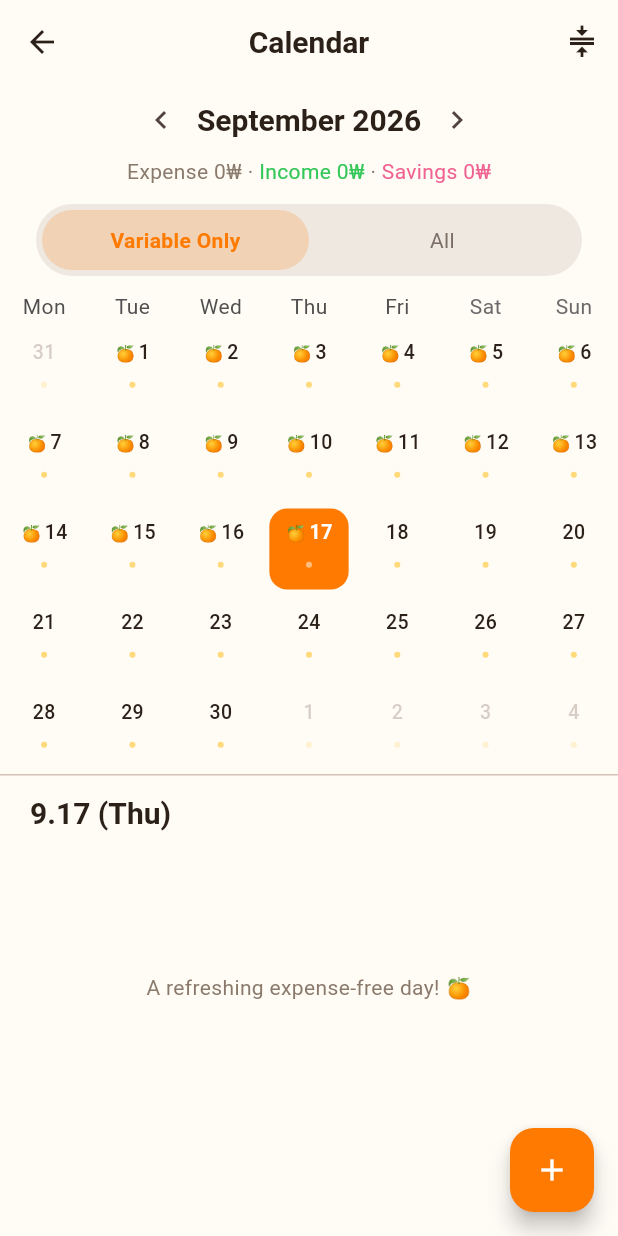
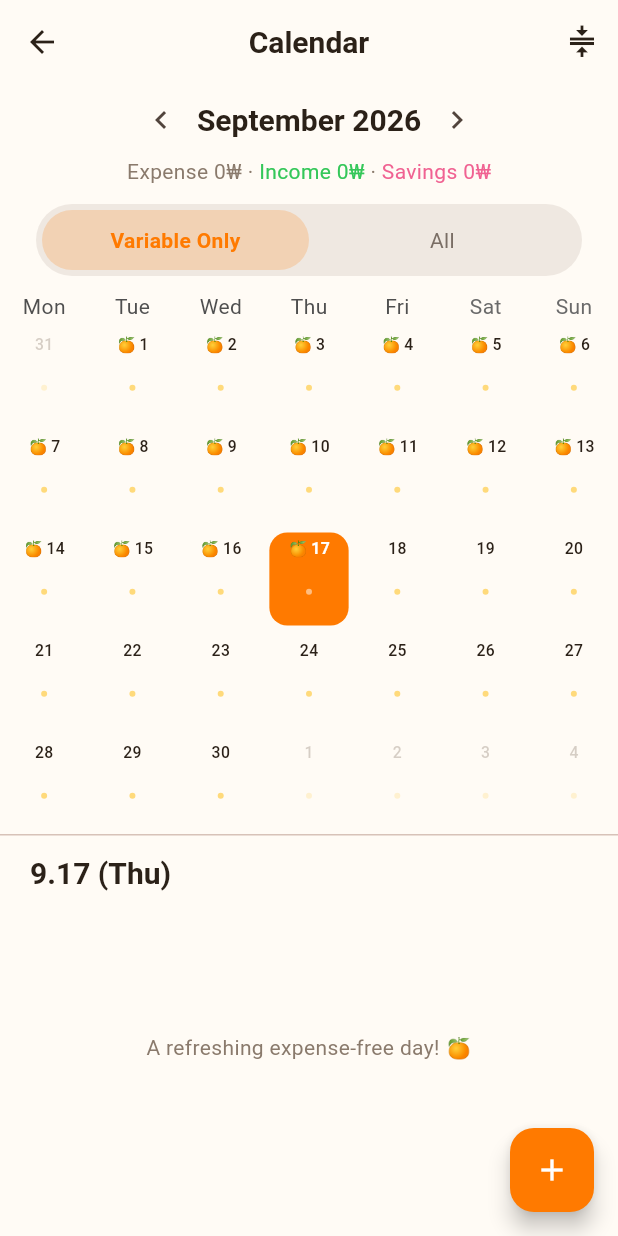
Before and after one commit to duck-ach/juice, a Flutter app: the CalendarScreen screen opened directly, on a phone screen of 412 x 824 dp. Run offline on Flutter 3.47's test engine with Material 3 defaults, Android fonts, the phone set to English and light mode, and no system bars; drawn by our look-alikes of table_calendar; our stand-ins replace csv, file_picker, fl_chart, flutter_local_notifications, flutter_riverpod, flutter_secure_storage and 8 more; missing offline and left inert: home_widget; accounts and stored records are empty; Roboto replaces fonts that are missing (Pretendard).

Commit message:
fix: 버그수정

```diff
--- a/lib/features/assets/widgets/net_flow_bar_chart.dart
+++ b/lib/features/assets/widgets/net_flow_bar_chart.dart
@@ -48,8 +48,9 @@ class NetFlowBarChart extends ConsumerWidget {
                 showTitles: true,
                 getTitlesWidget: (value, meta) {
                   final index = value.toInt();
-                  if (index < 0 || index >= trend.length)
+                  if (index < 0 || index >= trend.length) {
                     return const SizedBox.shrink();
+                  }
                   return Padding(
                     padding: const EdgeInsets.only(top: 6),
                     child: Text(pointLabel(trend[index]), style: labelStyle),
--- a/lib/features/calendar/calendar_screen.dart
+++ b/lib/features/calendar/calendar_screen.dart
@@ -48,7 +48,6 @@ class CalendarScreen extends ConsumerWidget {
     final currency = ref.watch(currencyProvider).currency;
     final amountDisplayMode = ref.watch(calendarAmountDisplayModeProvider);
     final calendarFormat = ref.watch(calendarFormatProvider);
-    final amountsCollapsed = calendarFormat == CalendarFormat.week;
 
     void goToMonth(DateTime month) {
       final normalized = DateTime(month.year, month.month, 1);
@@ -144,7 +143,7 @@ class CalendarScreen extends ConsumerWidget {
                 ? StartingDayOfWeek.sunday
                 : StartingDayOfWeek.monday,
             headerVisible: false,
-            rowHeight: _DayCell.rowHeightFor(amountsCollapsed),
+            rowHeight: _DayCell.rowHeight,
             // 가로 스와이프(월/주 이동)에 더해, 세로 스와이프로도 월간⇄주간 뷰를 직접
             // 접었다 펼 수 있게 한다(아래 상세 내역 영역의 드래그와 동일한 동작).
             availableGestures: AvailableGestures.all,
@@ -177,7 +176,6 @@ class CalendarScreen extends ConsumerWidget {
                 savingsTotal: dailySavingsTotals[dateOnly(day)],
                 currencyCode: currency.code,
                 displayMode: amountDisplayMode,
-                amountsCollapsed: amountsCollapsed,
                 isInstallmentOnly: installmentOnlyDays.contains(dateOnly(day)),
                 isNoSpendDay: noSpendDays.contains(dateOnly(day)),
                 fruitEmoji: fruitEmoji,
@@ -189,7 +187,6 @@ class CalendarScreen extends ConsumerWidget {
                 savingsTotal: dailySavingsTotals[dateOnly(day)],
                 currencyCode: currency.code,
                 displayMode: amountDisplayMode,
-                amountsCollapsed: amountsCollapsed,
                 isInstallmentOnly: installmentOnlyDays.contains(dateOnly(day)),
                 isNoSpendDay: noSpendDays.contains(dateOnly(day)),
                 fruitEmoji: fruitEmoji,
@@ -202,7 +199,6 @@ class CalendarScreen extends ConsumerWidget {
                 savingsTotal: dailySavingsTotals[dateOnly(day)],
                 currencyCode: currency.code,
                 displayMode: amountDisplayMode,
-                amountsCollapsed: amountsCollapsed,
                 isInstallmentOnly: installmentOnlyDays.contains(dateOnly(day)),
                 isNoSpendDay: noSpendDays.contains(dateOnly(day)),
                 fruitEmoji: fruitEmoji,
@@ -216,7 +212,6 @@ class CalendarScreen extends ConsumerWidget {
                 savingsTotal: dailySavingsTotals[dateOnly(day)],
                 currencyCode: currency.code,
                 displayMode: amountDisplayMode,
-                amountsCollapsed: amountsCollapsed,
                 isInstallmentOnly: installmentOnlyDays.contains(dateOnly(day)),
                 isNoSpendDay: noSpendDays.contains(dateOnly(day)),
                 fruitEmoji: fruitEmoji,
@@ -302,7 +297,6 @@ class _DayCell extends StatelessWidget {
     this.savingsTotal,
     required this.currencyCode,
     required this.displayMode,
-    this.amountsCollapsed = false,
     this.isInstallmentOnly = false,
     this.isNoSpendDay = false,
     this.fruitEmoji = '🍊',
@@ -321,9 +315,6 @@ class _DayCell extends StatelessWidget {
 
   /// 금액 표시 방식(축약형/확장형).
   final CalendarAmountDisplayMode displayMode;
-
-  /// true면 주간(축소) 뷰 — 금액 텍스트를 숨기고 날짜 숫자/무지출 스탬프만 남긴다.
-  final bool amountsCollapsed;
   final bool isInstallmentOnly;
 
   /// 순수 변동 지출이 0원인 '무지출 성공' 날인지. true면 날짜 숫자 옆에 [fruitEmoji]를 찍는다.
@@ -335,18 +326,24 @@ class _DayCell extends StatelessWidget {
   final bool isToday;
   final bool isOutside;
 
-  /// 지출/수입 유무와 무관하게 모든 셀이 동일한 크기를 갖도록 고정하는 값.
-  /// TableCalendar의 rowHeight = cellHeight + cellMargin*2로 맞춰준다.
-  static const double cellHeight = 54;
+  /// 지출/수입 유무와 무관하게, 그리고 월간/주간(접힘) 뷰와 무관하게 모든 셀이 항상
+  /// 동일한 크기·폰트를 갖도록 고정하는 값들. 주간 뷰는 TableCalendar가 다른 주(row)를
+  /// 숨기는 것뿐, 남은 한 줄의 셀 내용 자체는 월간 뷰와 완전히 동일하게 렌더링한다.
+  static const double cellHeight = 62;
+  static const double cellMargin = 3;
 
-  /// 주간(축소) 뷰에서 쓰는 낮은 셀 높이 — 금액 텍스트가 없으므로 훨씬 얕아도 된다.
-  static const double collapsedCellHeight = 30;
-  static const double cellMargin = 3;
-  static const double _amountRowHeight = 20;
+  /// 수입/지출/저축 각 줄이 차지하는 고정 슬롯 높이. 몇 줄이 실제로 채워지든 이 값은
+  /// 변하지 않아 폰트가 임의로 축소되지 않는다(FittedBox scaleDown 금지).
+  static const double _amountLineHeight = 13;
+  static const double _amountAreaHeight = _amountLineHeight * 3;
+  static const _amountTextStyleBase = TextStyle(
+      fontSize: 8.5,
+      height: 1.1,
+      letterSpacing: -0.4,
+      fontWeight: FontWeight.w700);
 
   /// [TableCalendar.rowHeight]에 그대로 대입할 셀 높이(마진 포함).
-  static double rowHeightFor(bool collapsed) =>
-      (collapsed ? collapsedCellHeight : cellHeight) + cellMargin * 2;
+  static const double rowHeight = cellHeight + cellMargin * 2;
 
   @override
   Widget build(BuildContext context) {
@@ -361,12 +358,29 @@ class _DayCell extends StatelessWidget {
     final hasSavings = savingsTotal != null && savingsTotal! > 0;
     final expenseColor = isSelected
         ? Colors.white
-        : AppColors.warningCherry.withValues(alpha: isInstallmentOnly ? 0.45 : 1);
+        : AppColors.warningCherry
+            .withValues(alpha: isInstallmentOnly ? 0.45 : 1);
     final incomeColor = isSelected ? Colors.white : AppColors.safeGreen;
     final savingsColor = isSelected ? Colors.white : AppColors.softPink;
 
+    // 컴팩트 축약(+335만 등)이 기본이라 평소엔 꽉 차지 않지만, 확장형(콤마 풀 표기)처럼
+    // 슬롯 폭을 넘는 긴 숫자가 들어와도 말줄임 대신 그 줄만 살짝 축소해 한 줄에 담는다.
+    Widget amountSlot(bool has, String text, Color color) => SizedBox(
+          height: _amountLineHeight,
+          child: has
+              ? FittedBox(
+                  fit: BoxFit.scaleDown,
+                  alignment: Alignment.center,
+                  child: Text(text,
+                      maxLines: 1,
+                      style: _amountTextStyleBase.copyWith(color: color)),
+                )
+              : null,
+        );
+
     return Container(
-      height: amountsCollapsed ? collapsedCellHeight : cellHeight,
+      height: cellHeight,
+      width: double.infinity,
       margin: const EdgeInsets.all(cellMargin),
       decoration: BoxDecoration(
         color: isSelected
@@ -385,7 +399,7 @@ class _DayCell extends StatelessWidget {
             crossAxisAlignment: CrossAxisAlignment.center,
             children: [
               if (isNoSpendDay) ...[
-                Text(fruitEmoji, style: const TextStyle(fontSize: 11)),
+                Text(fruitEmoji, style: const TextStyle(fontSize: 10.5)),
                 const SizedBox(width: 2),
               ],
               Text(
@@ -393,80 +407,51 @@ class _DayCell extends StatelessWidget {
                 style: TextStyle(
                     color: numberColor,
                     fontWeight: isToday ? FontWeight.w700 : FontWeight.w500,
-                    fontSize: 13),
+                    fontSize: 10.5),
               ),
             ],
           ),
-          if (!amountsCollapsed) ...[
           const SizedBox(height: 2),
-            // 금액 유무와 무관하게 항상 같은 높이를 차지하는 플레이스홀더 영역.
           SizedBox(
-              height: _amountRowHeight,
-              child: Center(
+            height: _amountAreaHeight,
             child: !hasIncome && !hasExpense && !hasSavings
-                    ? Container(
+                ? Center(
+                    child: Container(
                       width: 4,
                       height: 4,
                       decoration: BoxDecoration(
                         shape: BoxShape.circle,
-                          color: (isSelected
-                                  ? Colors.white
-                                  : AppColors.citrusYellow)
+                        color:
+                            (isSelected ? Colors.white : AppColors.citrusYellow)
                                 .withValues(alpha: isOutside ? 0.15 : 0.5),
+                      ),
                     ),
                   )
                 : Padding(
-                        padding: const EdgeInsets.symmetric(horizontal: 2),
-                        child: FittedBox(
-                          fit: BoxFit.scaleDown,
+                    padding: const EdgeInsets.symmetric(horizontal: 1),
                     child: Column(
-                            mainAxisSize: MainAxisSize.min,
+                      mainAxisAlignment: MainAxisAlignment.center,
                       crossAxisAlignment: CrossAxisAlignment.center,
                       children: [
-                              if (hasIncome)
-                                Text(
-                                  '+ ${formatCalendarAmount(incomeTotal!, currencyCode, displayMode)}',
-                                  maxLines: 1,
-                                  overflow: TextOverflow.ellipsis,
-                                  style: TextStyle(
-                                      color: incomeColor,
-                                      fontSize: 9.5,
-                                      height: 1.1,
-                                      letterSpacing: -0.3,
-                                      fontWeight: FontWeight.w700),
-                                ),
-                              if (hasExpense)
-                                Text(
-                                  '- ${formatCalendarAmount(expenseTotal!, currencyCode, displayMode)}',
-                                  maxLines: 1,
-                                  overflow: TextOverflow.ellipsis,
-                                  style: TextStyle(
-                                      color: expenseColor,
-                                      fontSize: 9.5,
-                                      height: 1.1,
-                                      letterSpacing: -0.3,
-                                      fontWeight: FontWeight.w700),
-                                ),
-                              if (hasSavings)
-                                Text(
-                                  formatCalendarAmount(
-                                      savingsTotal!, currencyCode, displayMode),
-                                  maxLines: 1,
-                                  overflow: TextOverflow.ellipsis,
-                                  style: TextStyle(
-                                      color: savingsColor,
-                                      fontSize: 8.5,
-                                      height: 1.05,
-                                      letterSpacing: -0.3,
-                                      fontWeight: FontWeight.w700),
-                                ),
+                        amountSlot(
+                            hasIncome,
+                            '+${hasIncome ? formatCalendarAmount(incomeTotal!, currencyCode, displayMode) : ''}',
+                            incomeColor),
+                        amountSlot(
+                            hasExpense,
+                            '-${hasExpense ? formatCalendarAmount(expenseTotal!, currencyCode, displayMode) : ''}',
+                            expenseColor),
+                        amountSlot(
+                            hasSavings,
+                            hasSavings
+                                ? formatCalendarAmount(
+                                    savingsTotal!, currencyCode, displayMode)
+                                : '',
+                            savingsColor),
                       ],
                     ),
                   ),
           ),
-              ),
-            ),
-          ],
         ],
       ),
     );
--- a/lib/features/settings/widgets/currency_select_bottom_sheet.dart
+++ b/lib/features/settings/widgets/currency_select_bottom_sheet.dart
@@ -83,6 +83,7 @@ class CurrencySelectBottomSheet extends ConsumerWidget {
       success = false;
     }
 
+    if (!rootContext.mounted) return;
     Navigator.of(rootContext, rootNavigator: true).pop();
 
     // 마이그레이션이 실패하면(오프라인 등) 기준 통화를 바꾸지 않는다 — 그렇지 않으면
--- a/lib/features/stats/widgets/spend_bar_chart.dart
+++ b/lib/features/stats/widgets/spend_bar_chart.dart
@@ -47,8 +47,9 @@ class SpendBarChart extends ConsumerWidget {
                 showTitles: true,
                 getTitlesWidget: (value, meta) {
                   final index = value.toInt();
-                  if (index < 0 || index >= trend.length)
+                  if (index < 0 || index >= trend.length) {
                     return const SizedBox.shrink();
+                  }
                   return Padding(
                     padding: const EdgeInsets.only(top: 6),
                     child: Text(pointLabel(trend[index]), style: labelStyle),
--- a/lib/main.dart
+++ b/lib/main.dart
@@ -30,8 +30,7 @@ Future<void> main() async {
   await NotificationService.init();
   await _refreshNotificationSchedule();
   // 포그라운드로 돌아올 때도 재방문 유도 알림의 "마지막 방문" 기준 시각을 갱신한다.
-  _notificationLifecycleListener =
-      AppLifecycleListener(onResume: () {
+  _notificationLifecycleListener = AppLifecycleListener(onResume: () {
     unawaited(_refreshNotificationSchedule());
   });
   runApp(const ProviderScope(child: JuiceApp()));
--- a/lib/providers/calendar_provider.dart
+++ b/lib/providers/calendar_provider.dart
@@ -30,8 +30,9 @@ final calendarMonthItemsProvider = Provider<List<Expense>>((ref) {
   final filter = ref.watch(calendarExpenseFilterProvider);
   return all.where((e) {
     if (!range.contains(e.date)) return false;
-    if (!e.isIncome && filter == ExpenseFilter.variableOnly && e.isFixed)
+    if (!e.isIncome && filter == ExpenseFilter.variableOnly && e.isFixed) {
       return false;
+    }
     return true;
   }).toList();
 });
--- a/lib/providers/savings_planner_provider.dart
+++ b/lib/providers/savings_planner_provider.dart
@@ -55,8 +55,9 @@ class SavingsPlan {
   /// 월 가용 생활비(= 스마트 주스 용량) = 월 수입 - 고정지출 합계 - (목표 금액 / 총 개월 수).
   /// 입력이 아직 부족하면 null.
   double? get monthlyAvailable {
-    if (monthlyIncome == null || goalAmount == null || totalMonths <= 0)
+    if (monthlyIncome == null || goalAmount == null || totalMonths <= 0) {
       return null;
+    }
     final monthlySavingNeeded = goalAmount! / totalMonths;
     return monthlyIncome! - fixedExpenseTotal - monthlySavingNeeded;
   }
@@ -98,8 +99,9 @@ class SavingsPlanNotifier extends Notifier<SavingsPlan> {
   @override
   SavingsPlan build() {
     final raw = Hive.box(HiveBoxes.settings).get(_savingsPlanKey) as String?;
-    if (raw == null)
+    if (raw == null) {
       return SavingsPlan(fixedExpenses: SavingsPlan.defaultFixedExpenses);
+    }
     try {
       return SavingsPlan.fromJson(jsonDecode(raw) as Map<String, dynamic>);
     } catch (_) {
```
Also changed, not shown: lib/core/utils/color_argb.dart (added, +10 -0 lines), lib/features/categories/widgets/add_category_dialog.dart (+4 -3 lines), lib/features/settings/widgets/add_card_dialog.dart (+4 -3 lines), 1 other file. Lines whose indentation alone changed are shown as unchanged.
